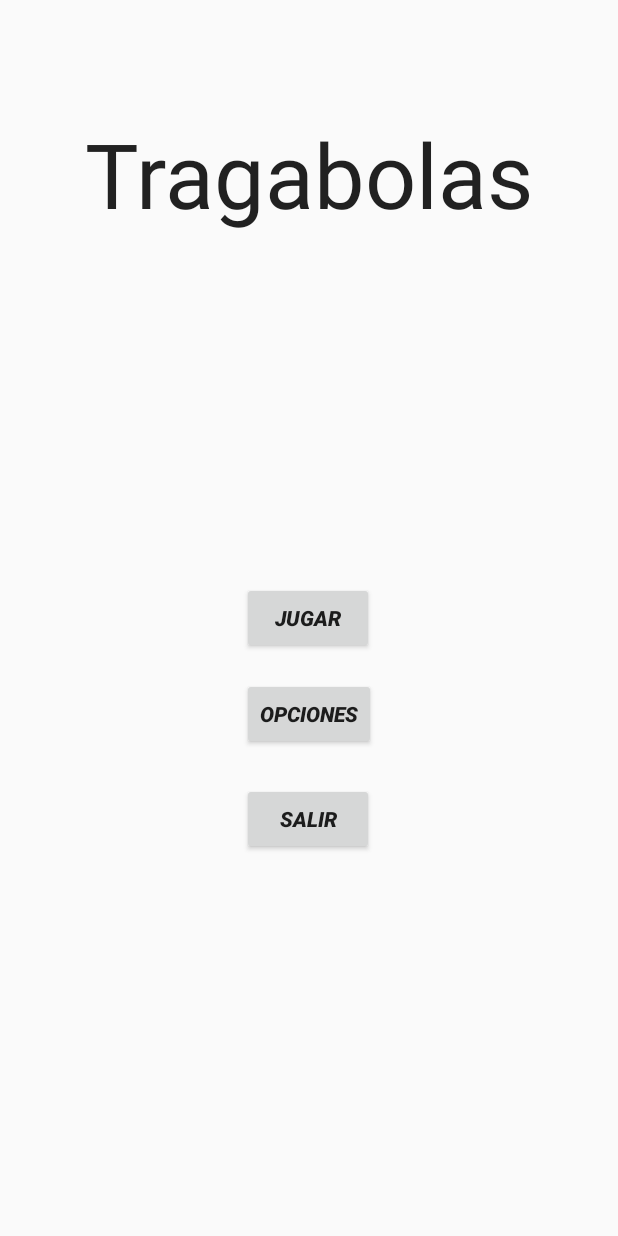
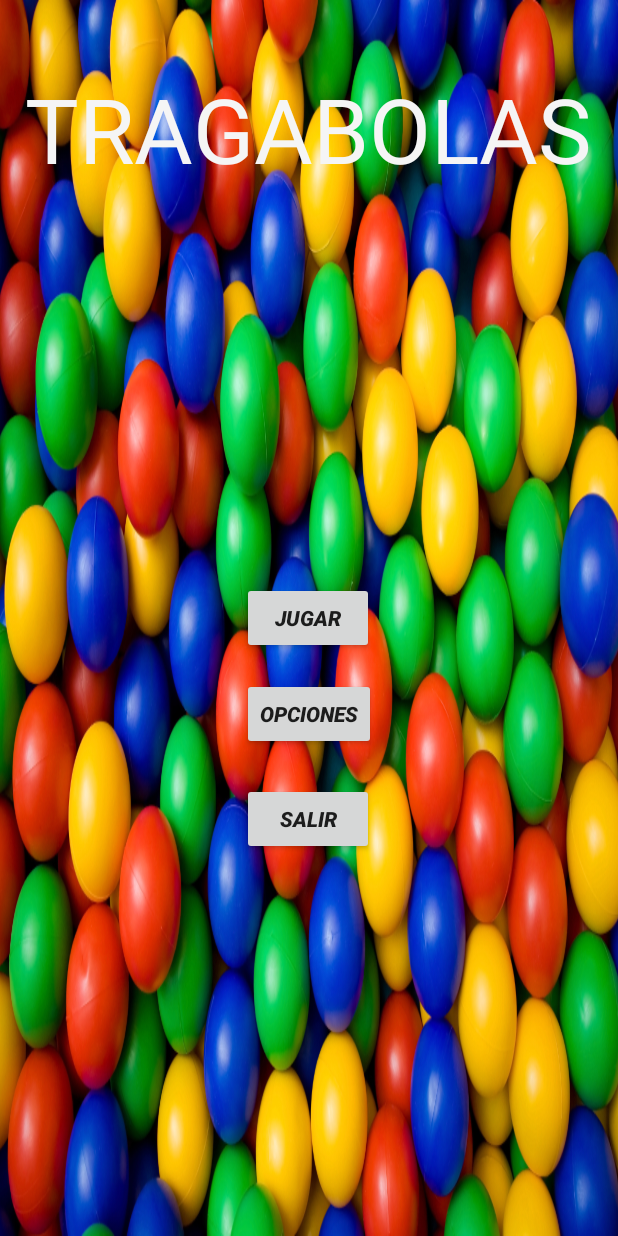
Before and after one commit to borjapastorgarcia/ComeBolas, an Android app: the screen it shows after launch (MainActivity), on a phone screen of 412 x 824 dp. Run offline under Robolectric (Android 15) with nearby library versions, the phone set to English and light mode, and no system bars.

Commit message:
implementados enemigos implementada collision con objetos implementada musica y score implementado fondo de pantalla

```diff
--- a/app/src/main/res/layout/content_main.xml
+++ b/app/src/main/res/layout/content_main.xml
@@ -4,14 +4,15 @@
     xmlns:tools="http://schemas.android.com/tools"
     android:layout_width="match_parent"
     android:layout_height="match_parent"
-    android:paddingBottom="@dimen/activity_vertical_margin"
-    android:paddingLeft="@dimen/activity_horizontal_margin"
-    android:paddingRight="@dimen/activity_horizontal_margin"
-    android:paddingTop="@dimen/activity_vertical_margin"
     app:layout_behavior="@string/appbar_scrolling_view_behavior"
     tools:context="com.example.borja.comebolas.MainActivity"
     tools:showIn="@layout/activity_main">
-
+<ImageView
+    android:layout_width="match_parent"
+    android:layout_height="match_parent"
+    android:background="@drawable/images_of_balls"
+    android:layout_alignParentStart="true"
+    android:scaleType="centerCrop" />
     <Button
         android:layout_width="wrap_content"
         android:layout_height="wrap_content"
@@ -43,10 +44,11 @@
         android:layout_width="wrap_content"
         android:layout_height="wrap_content"
         android:textAppearance="?android:attr/textAppearanceLarge"
-        android:text="Tragabolas"
+        android:text="TRAGABOLAS"
         android:id="@+id/textView"
         android:layout_alignParentTop="true"
         android:layout_centerHorizontal="true"
-        android:layout_marginTop="59dp"
-        android:textSize="60dp"/>
+        android:layout_marginTop="45dp"
+        android:textSize="60dp"
+        android:textColor="@color/primary_material_light"/>
 </RelativeLayout>
```
Also changed, not shown: app/src/main/res/drawable/images_of_balls.png (added).
